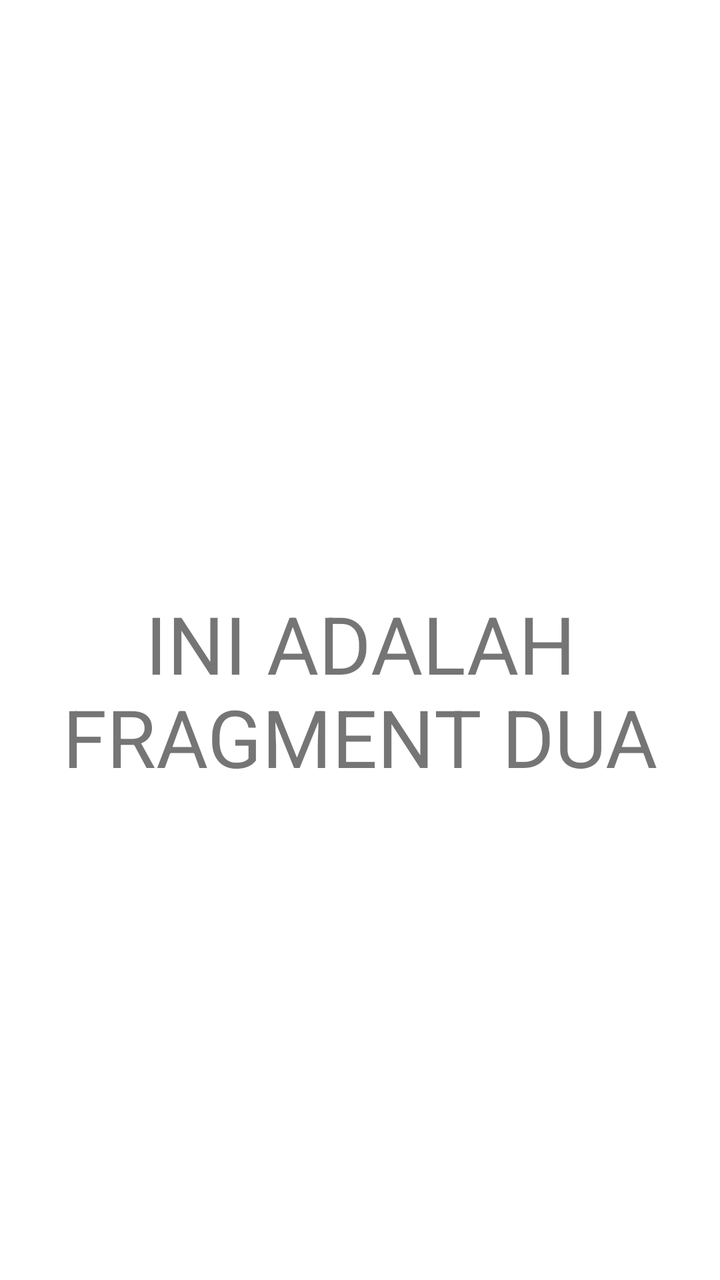
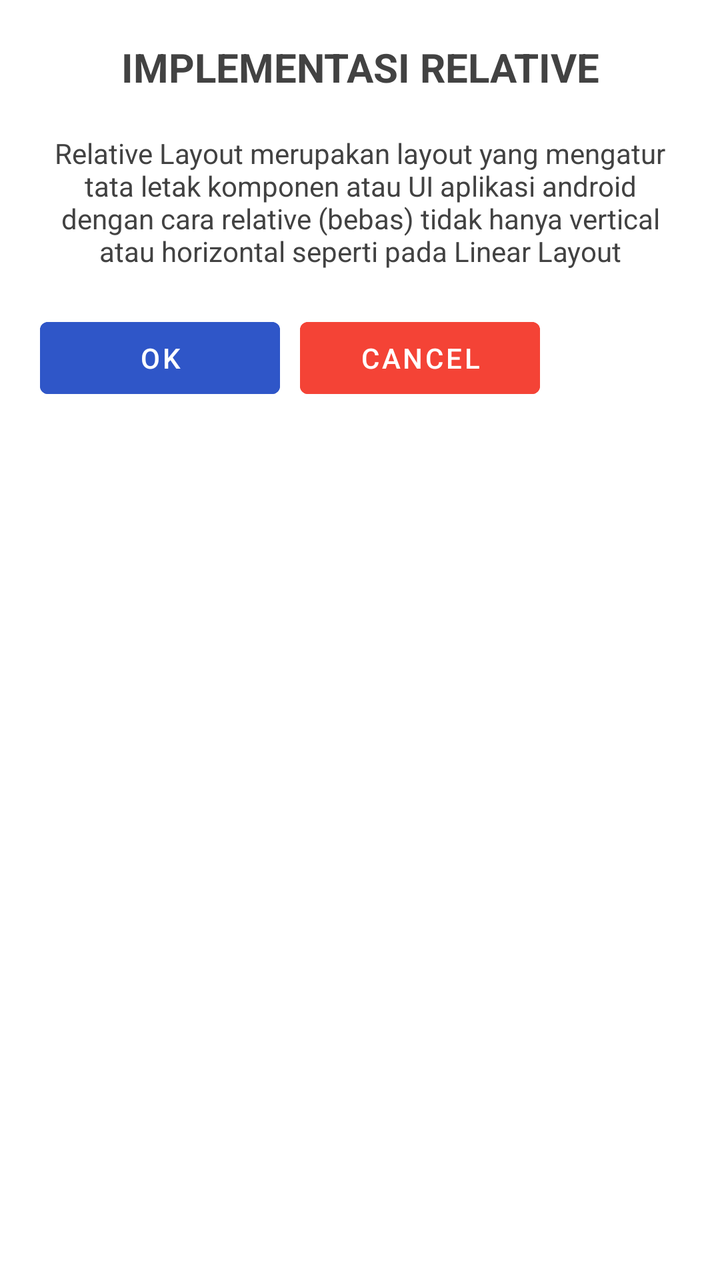

The first picture is an Android layout as it rendered before a commit; the second is the same layout after the commit. The layout source and the unified diff follow.
<!-- AndroidManifest.xml: application theme Theme.AnandaAnugrahHandyanto -->
<!-- res/layout/fragment_dua.xml -->
<?xml version="1.0" encoding="utf-8"?>
<LinearLayout xmlns:android="http://schemas.android.com/apk/res/android"
    android:layout_width="match_parent"
    android:layout_height="match_parent"
    android:orientation="vertical"
    android:gravity="center">

    <TextView
        android:layout_width="match_parent"
        android:layout_height="wrap_content"
        android:text="INI ADALAH FRAGMENT DUA"
        android:textAlignment="center"
        android:textSize="40sp"
        android:layout_marginTop="50dp" />

</LinearLayout>
<!-- resources referenced by this layout -->
<resources>
  <style name="Theme.AnandaAnugrahHandyanto" parent="Theme.MaterialComponents.Light.NoActionBar">
          <item name="colorPrimary">#2F56C8</item>
          <item name="colorPrimaryVariant">#1E3A8A</item>
          <item name="colorOnPrimary">#FFFFFF</item>
          <item name="colorSecondary">#1FDFF1</item>
          <item name="colorSecondaryVariant">#0EA5E9</item>
          <item name="colorOnSecondary">#FFFFFF</item>
      </style>
</resources>

<!-- the commit's change to res/layout/fragment_dua.xml (unified diff, before → after) -->
@@ -1,16 +1,56 @@
 <?xml version="1.0" encoding="utf-8"?>
-<LinearLayout xmlns:android="http://schemas.android.com/apk/res/android"
+<RelativeLayout xmlns:android="http://schemas.android.com/apk/res/android"
     android:layout_width="match_parent"
     android:layout_height="match_parent"
-    android:orientation="vertical"
-    android:gravity="center">
+    android:padding="20dp"
+    android:background="@android:color/white">
 
     <TextView
+        android:id="@+id/label_judul"
         android:layout_width="match_parent"
         android:layout_height="wrap_content"
-        android:text="INI ADALAH FRAGMENT DUA"
-        android:textAlignment="center"
-        android:textSize="40sp"
-        android:layout_marginTop="50dp" />
+        android:text="IMPLEMENTASI RELATIVE"
+        android:textSize="20sp"
+        android:textStyle="bold"
+        android:textColor="@color/text_gray"
+        android:gravity="center"
+        android:layout_alignParentTop="true"
+        android:layout_marginBottom="20dp" />
 
-</LinearLayout>
+    <TextView
+        android:id="@+id/label_definisi"
+        android:layout_width="match_parent"
+        android:layout_height="wrap_content"
+        android:text="Relative Layout merupakan layout yang mengatur tata letak komponen atau UI aplikasi android dengan cara relative (bebas) tidak hanya vertical atau horizontal seperti pada Linear Layout"
+        android:textSize="14sp"
+        android:textColor="@color/text_gray"
+        android:gravity="center"
+        android:layout_below="@id/label_judul"
+        android:layout_marginBottom="20dp" />
+
+    <Button
+        android:id="@+id/btn_ok_relative"
+        android:layout_width="wrap_content"
+        android:layout_height="wrap_content"
+        android:text="OK"
+        android:backgroundTint="@color/blue_button"
+        android:textColor="@color/white"
+        android:textAllCaps="false"
+        android:layout_below="@id/label_definisi"
+        android:layout_alignParentStart="true"
+        android:layout_marginEnd="10dp"
+        android:minWidth="120dp" />
+
+    <Button
+        android:id="@+id/btn_cancel_relative"
+        android:layout_width="wrap_content"
+        android:layout_height="wrap_content"
+        android:text="CANCEL"
+        android:backgroundTint="@color/red_cancel"
+        android:textColor="@color/white"
+        android:textAllCaps="false"
+        android:layout_below="@id/label_definisi"
+        android:layout_toEndOf="@id/btn_ok_relative"
+        android:minWidth="120dp" />
+
+</RelativeLayout>
<!-- resource entries referenced after the edit -->
@@ -1,5 +1,9 @@
 <!-- resources referenced by this layout -->
 <resources>
+  <color name="blue_button">#2F56C8</color>
+  <color name="red_cancel">#F44336</color>
+  <color name="text_gray">#424242</color>
+  <color name="white">#FFFFFFFF</color>
   <style name="Theme.AnandaAnugrahHandyanto" parent="Theme.MaterialComponents.Light.NoActionBar">
           <item name="colorPrimary">#2F56C8</item>
           <item name="colorPrimaryVariant">#1E3A8A</item>
